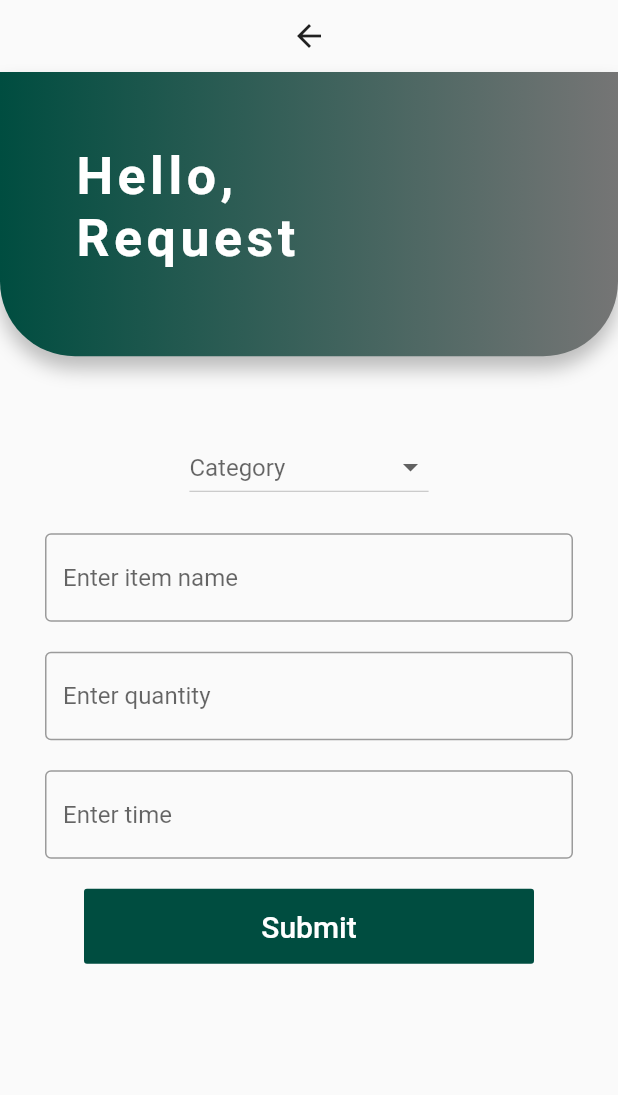
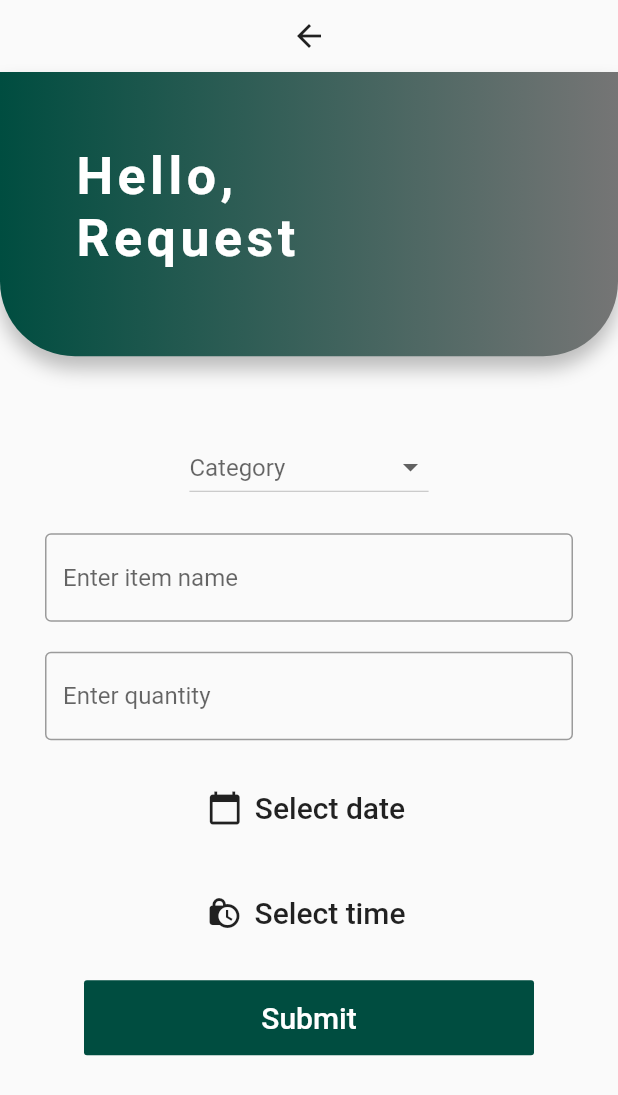
Before and after one commit to nataniayp/plEASE, a Flutter app: the RequestInput screen opened by its route, on a phone screen of 412 x 824 dp. Shown: the top 1095 px of the screen. Run offline on Flutter 3.47's test engine with Material 2 defaults, Android fonts, the light colour scheme and no system bars.

Commit message:
request page done request input partial

```diff
--- a/lib/screens/request_input.dart
+++ b/lib/screens/request_input.dart
@@ -1,3 +1,4 @@
+import 'package:flutter/cupertino.dart';
 import 'package:flutter/material.dart';
 import 'package:please/components/customised_app_bar.dart';
 
@@ -11,6 +12,11 @@ class RequestInput extends StatefulWidget {
 class _RequestInputState extends State<RequestInput> {
 
   List<String> category = ['Food', 'Stationery', 'Cleaning supplies', 'Others'];
+  int year = 2021;
+  // var month = [for(var i = 1; i < 13; i+=1) i];
+  // var day = [for(var i = 1; i < 32; i+=1) i];
+  // var hr = [for(var i = 0; i < 24; i+=1) i];
+  // var min = [for(var i = 0; i < 60; i+=1) i];
   String selectedCategory;
 
   @override
@@ -53,7 +59,6 @@ class _RequestInputState extends State<RequestInput> {
                   ),
                 );
               }).toList(),
-
             ),
           ),
           Padding(
@@ -76,11 +81,44 @@ class _RequestInputState extends State<RequestInput> {
           ),
           Padding(
             padding: const EdgeInsets.fromLTRB(30, 20, 30, 0),
-            child: TextField(
-              decoration: InputDecoration(
-                border: OutlineInputBorder(),
-                hintText: 'Enter time',
+            child: FlatButton.icon(
+              onPressed: () {
+                showDatePicker(
+                  context: context,
+                  initialDate: DateTime.now(),
+                  firstDate: DateTime(2021),
+                  lastDate: DateTime(2030)
+                );
+              },
+              icon: Icon(Icons.calendar_today),
+              label: Text(
+                'Select date',
+                style: TextStyle(
+                  fontSize: 20.0,
               ),
+              ),
+              height: 50.0,
+              minWidth: 200.0,
+            ),
+          ),
+          Padding(
+            padding: const EdgeInsets.fromLTRB(30, 20, 30, 0),
+            child: FlatButton.icon(
+              onPressed: () {
+                showTimePicker(
+                  context: context,
+                  initialTime: TimeOfDay.now()
+                );
+              },
+              icon: Icon(Icons.lock_clock),
+              label: Text(
+                'Select time',
+                style: TextStyle(
+                  fontSize: 20.0,
+                ),
+              ),
+              height: 50.0,
+              minWidth: 200.0,
             ),
           ),
           Padding(
```
